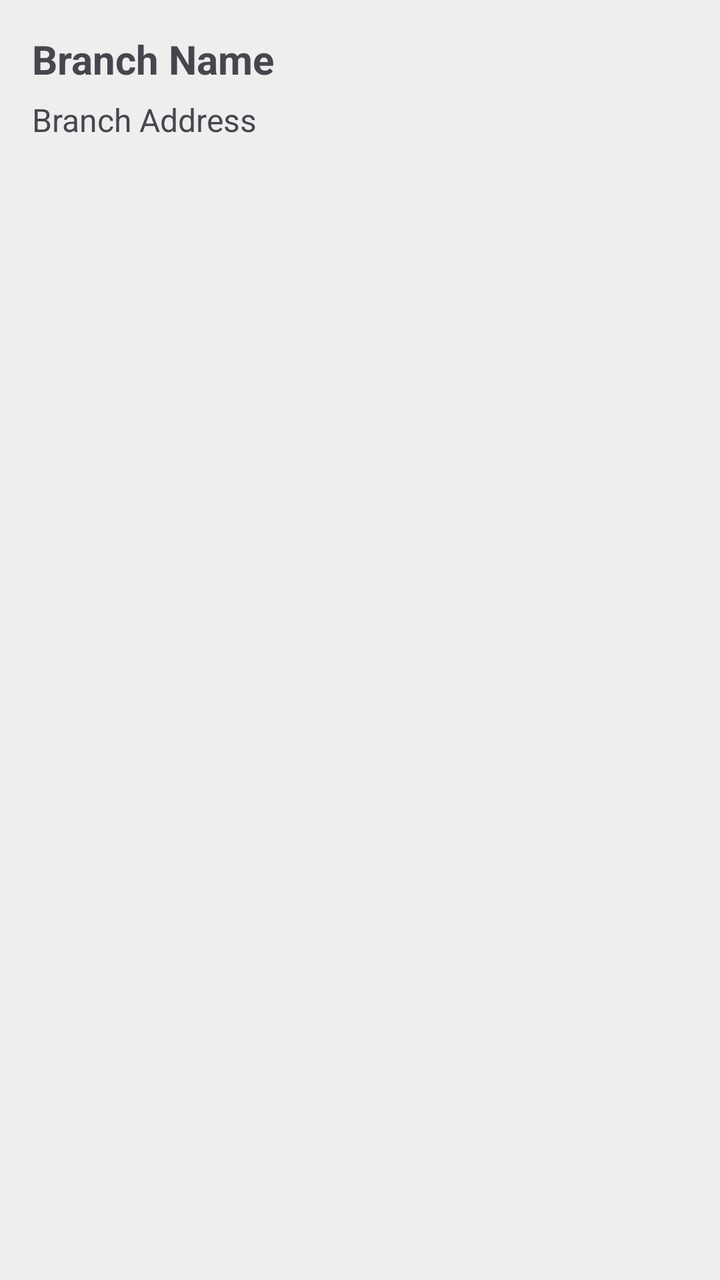
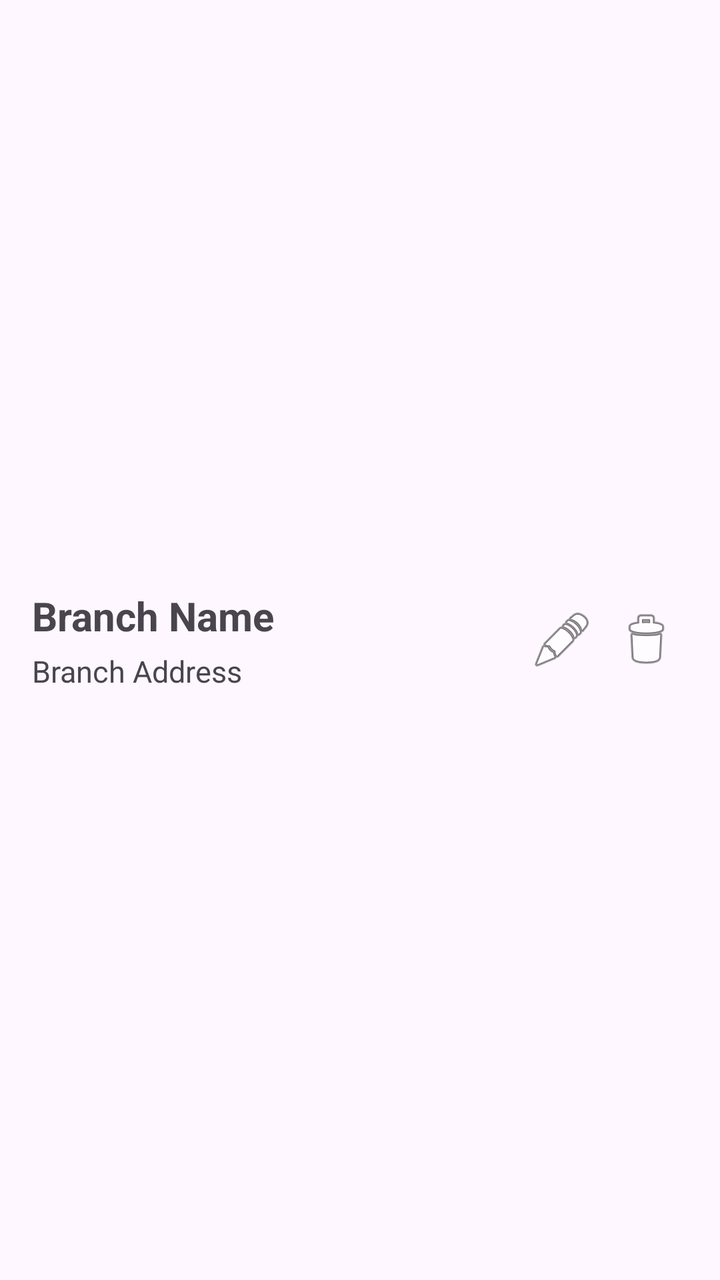

An Android layout rendered at two revisions. The XML below is the earlier revision; the diff shows what the commit changed to produce the second picture.
<!-- AndroidManifest.xml: application theme Theme.TechFix -->
<!-- res/layout/item_branch.xml -->
<?xml version="1.0" encoding="utf-8"?>
<LinearLayout
    xmlns:android="http://schemas.android.com/apk/res/android"
    android:layout_width="match_parent"
    android:layout_height="wrap_content"
    android:orientation="vertical"
    android:padding="16dp"
    android:layout_margin="8dp"
    android:background="#EEEEEE">

    <TextView
        android:id="@+id/txtBranchName"
        android:layout_width="wrap_content"
        android:layout_height="wrap_content"
        android:text="Branch Name"
        android:textSize="20sp"
        android:textStyle="bold" />

    <TextView
        android:id="@+id/txtBranchAddress"
        android:layout_width="wrap_content"
        android:layout_height="wrap_content"
        android:text="Branch Address"
        android:textSize="16sp"
        android:layout_marginTop="6dp" />

</LinearLayout>
<!-- resources referenced by this layout -->
<resources>
  <style name="Theme.TechFix" parent="Base.Theme.TechFix" />
  <style name="Base.Theme.TechFix" parent="Theme.Material3.DayNight.NoActionBar">
          
          
      </style>
</resources>

<!-- the commit's change to res/layout/item_branch.xml (unified diff, before → after) -->
@@ -3,25 +3,51 @@
     xmlns:android="http://schemas.android.com/apk/res/android"
     android:layout_width="match_parent"
     android:layout_height="wrap_content"
-    android:orientation="vertical"
+    android:orientation="horizontal"
+    android:gravity="center_vertical"
     android:padding="16dp"
-    android:layout_margin="8dp"
-    android:background="#EEEEEE">
+    android:layout_margin="8dp">
 
-    <TextView
-        android:id="@+id/txtBranchName"
-        android:layout_width="wrap_content"
+    <LinearLayout
+        android:layout_width="0dp"
         android:layout_height="wrap_content"
-        android:text="Branch Name"
-        android:textSize="20sp"
-        android:textStyle="bold" />
+        android:layout_weight="1"
+        android:orientation="vertical">
 
-    <TextView
-        android:id="@+id/txtBranchAddress"
-        android:layout_width="wrap_content"
-        android:layout_height="wrap_content"
-        android:text="Branch Address"
-        android:textSize="16sp"
-        android:layout_marginTop="6dp" />
+        <TextView
+            android:id="@+id/txtBranchName"
+            android:layout_width="wrap_content"
+            android:layout_height="wrap_content"
+            android:text="Branch Name"
+            android:textSize="20sp"
+            android:textStyle="bold" />
+
+        <TextView
+            android:id="@+id/txtBranchAddress"
+            android:layout_width="wrap_content"
+            android:layout_height="wrap_content"
+            android:text="Branch Address"
+            android:textSize="15sp"
+            android:layout_marginTop="4dp" />
+
+    </LinearLayout>
+
+    <ImageButton
+        android:id="@+id/btnEditBranch"
+        android:layout_width="42dp"
+        android:layout_height="42dp"
+        android:src="@android:drawable/ic_menu_edit"
+        android:contentDescription="Edit Branch"
+        android:background="?attr/selectableItemBackgroundBorderless"
+        android:padding="8dp" />
+
+    <ImageButton
+        android:id="@+id/btnDeleteBranch"
+        android:layout_width="42dp"
+        android:layout_height="42dp"
+        android:src="@android:drawable/ic_menu_delete"
+        android:contentDescription="Delete Branch"
+        android:background="?attr/selectableItemBackgroundBorderless"
+        android:padding="8dp" />
 
 </LinearLayout>
